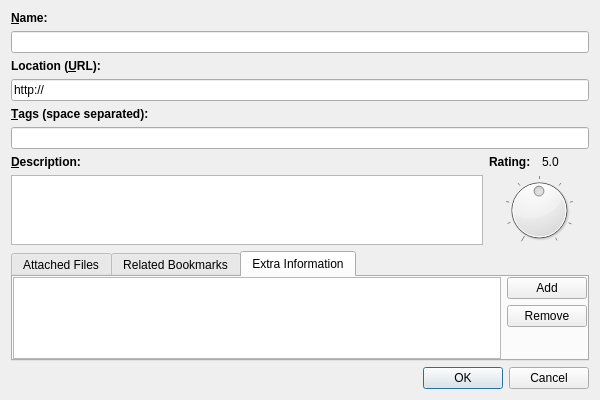
First picture: the form in BookmarkEditDialog.ui, repository hossein/BookmarkManager, before the edit.
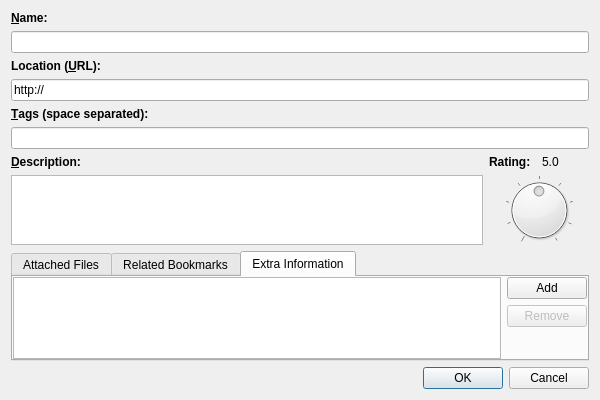
Second picture: the form after the edit. The open tabs and pages were chosen to show the change. Custom widgets are drawn as their Qt base class.

Commit message: BMEditDlg now uses model based BookmarkExtraInfo for its UI.

Patch:
```diff
--- a/BookmarkEditDialog.ui
+++ b/BookmarkEditDialog.ui
@@ -444,6 +444,9 @@
          </item>
          <item>
           <widget class="QPushButton" name="btnRemoveExtraInfo">
+           <property name="enabled">
+            <bool>false</bool>
+           </property>
            <property name="text">
             <string>Remove</string>
            </property>
```
Left out of the diff: 9 changed lines with no effect on the pictures. The commit also changes 2 other files.
